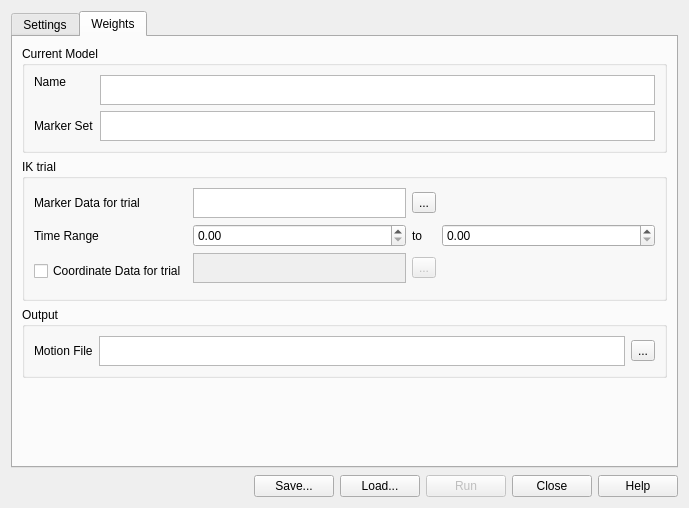
Old version of the form Gui/vsWidgets/vsInverseKinematicsUI.ui in the repository ia-dev/opensimQt.
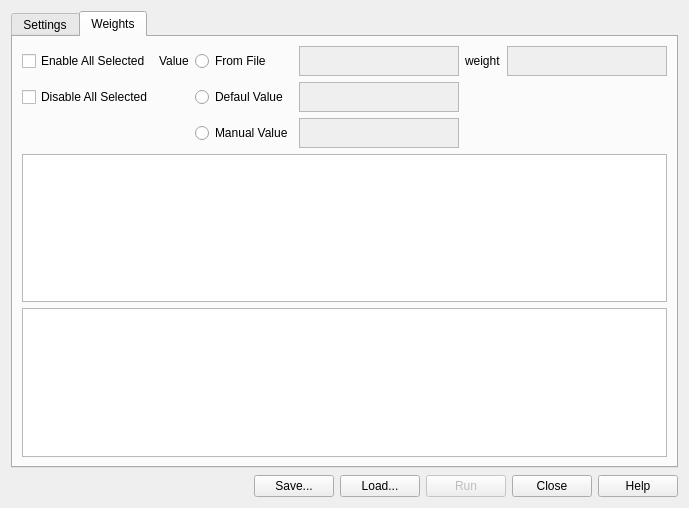
New version of the form.

Commit message: desigining the Weights Interface

What changed in the file:
```diff
--- a/Gui/vsWidgets/vsInverseKinematicsUI.ui
+++ b/Gui/vsWidgets/vsInverseKinematicsUI.ui
@@ -11,7 +11,7 @@
    </rect>
   </property>
   <property name="windowTitle">
-   <string>Form</string>
+   <string>Inverse Kinematics Tool</string>
   </property>
   <layout class="QVBoxLayout" name="verticalLayout">
    <item>
@@ -23,11 +23,6 @@
       <attribute name="title">
        <string>Settings</string>
       </attribute>
-     </widget>
-     <widget class="QWidget" name="Weights">
-      <attribute name="title">
-       <string>Weights</string>
-      </attribute>
       <layout class="QVBoxLayout" name="verticalLayout_2">
        <item>
         <widget class="QGroupBox" name="groupBox">
@@ -316,6 +311,142 @@
        </item>
       </layout>
      </widget>
+     <widget class="QWidget" name="Weights">
+      <attribute name="title">
+       <string>Weights</string>
+      </attribute>
+      <layout class="QVBoxLayout" name="verticalLayout_3">
+       <item>
+        <layout class="QGridLayout" name="gridLayout_3">
+         <item row="2" column="3">
+          <widget class="QTextBrowser" name="manualValueTE">
+           <property name="enabled">
+            <bool>false</bool>
+           </property>
+           <property name="sizePolicy">
+            <sizepolicy hsizetype="Maximum" vsizetype="Expanding">
+             <horstretch>0</horstretch>
+             <verstretch>0</verstretch>
+            </sizepolicy>
+           </property>
+           <property name="maximumSize">
+            <size>
+             <width>16777215</width>
+             <height>30</height>
+            </size>
+           </property>
+          </widget>
+         </item>
+         <item row="0" column="4">
+          <widget class="QLabel" name="label_8">
+           <property name="text">
+            <string>weight</string>
+           </property>
+          </widget>
+         </item>
+         <item row="0" column="3">
+          <widget class="QPlainTextEdit" name="fromFileTE">
+           <property name="enabled">
+            <bool>false</bool>
+           </property>
+           <property name="sizePolicy">
+            <sizepolicy hsizetype="Maximum" vsizetype="Expanding">
+             <horstretch>0</horstretch>
+             <verstretch>0</verstretch>
+            </sizepolicy>
+           </property>
+           <property name="maximumSize">
+            <size>
+             <width>16777215</width>
+             <height>30</height>
+            </size>
+           </property>
+          </widget>
+         </item>
+         <item row="0" column="2">
+          <widget class="QRadioButton" name="fromFileRB">
+           <property name="text">
+            <string>From File</string>
+           </property>
+          </widget>
+         </item>
+         <item row="1" column="0">
+          <widget class="QCheckBox" name="disableAllCB">
+           <property name="text">
+            <string>Disable All Selected</string>
+           </property>
+          </widget>
+         </item>
+         <item row="2" column="2">
+          <widget class="QRadioButton" name="manualValueRB">
+           <property name="text">
+            <string>Manual Value</string>
+           </property>
+          </widget>
+         </item>
+         <item row="1" column="2">
+          <widget class="QRadioButton" name="defaultValueRB">
+           <property name="text">
+            <string>Defaul Value</string>
+           </property>
+          </widget>
+         </item>
+         <item row="0" column="1">
+          <widget class="QLabel" name="label_7">
+           <property name="text">
+            <string>Value</string>
+           </property>
+          </widget>
+         </item>
+         <item row="0" column="0">
+          <widget class="QCheckBox" name="enableAllCB">
+           <property name="text">
+            <string>Enable All Selected</string>
+           </property>
+          </widget>
+         </item>
+         <item row="1" column="3">
+          <widget class="QPlainTextEdit" name="defaultValueTE">
+           <property name="enabled">
+            <bool>false</bool>
+           </property>
+           <property name="sizePolicy">
+            <sizepolicy hsizetype="Maximum" vsizetype="Expanding">
+             <horstretch>0</horstretch>
+             <verstretch>0</verstretch>
+            </sizepolicy>
+           </property>
+           <property name="maximumSize">
+            <size>
+             <width>16777215</width>
+             <height>30</height>
+            </size>
+           </property>
+          </widget>
+         </item>
+         <item row="0" column="5">
+          <widget class="QPlainTextEdit" name="weightTE">
+           <property name="enabled">
+            <bool>false</bool>
+           </property>
+           <property name="maximumSize">
+            <size>
+             <width>16777215</width>
+             <height>30</height>
+            </size>
+           </property>
+          </widget>
+         </item>
+        </layout>
+       </item>
+       <item>
+        <widget class="QTableView" name="tableView"/>
+       </item>
+       <item>
+        <widget class="QTableView" name="tableView_2"/>
+       </item>
+      </layout>
+     </widget>
     </widget>
    </item>
    <item>
```
